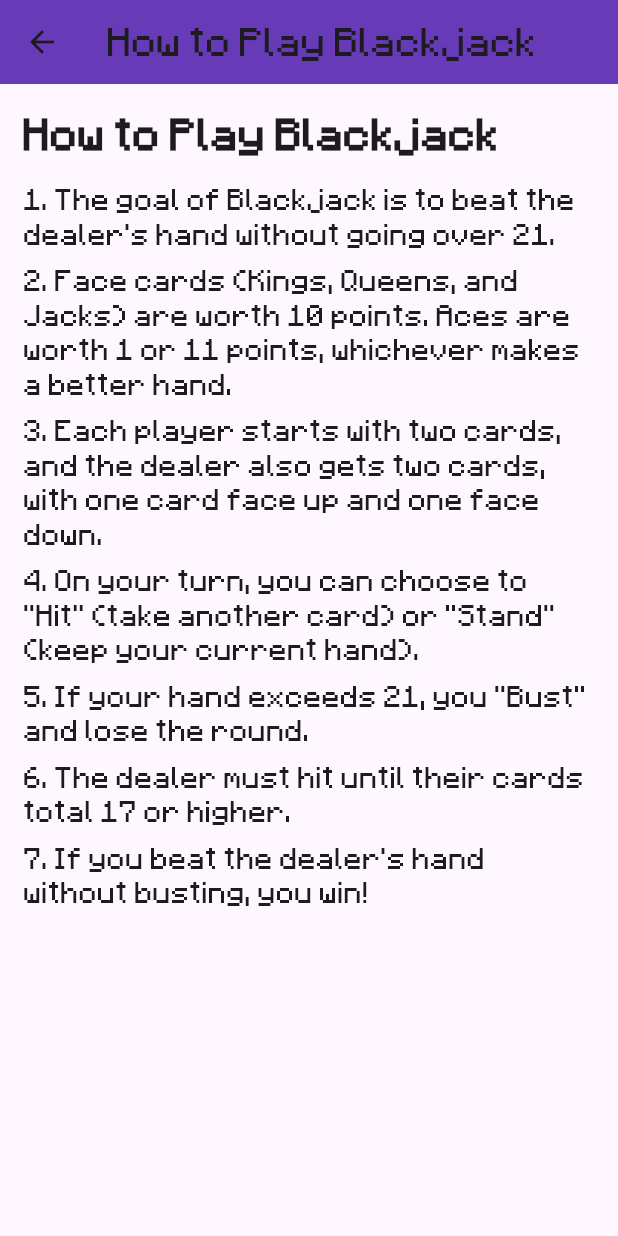
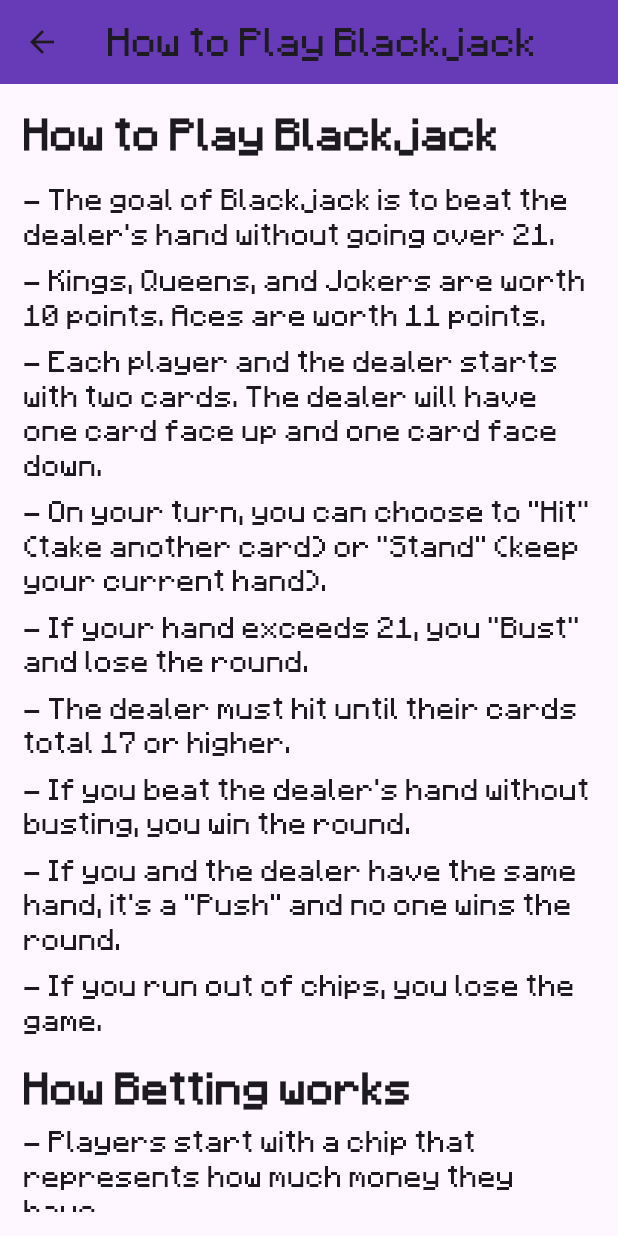
Before and after one commit to hdaren2/JackBlack, a Flutter app: the GameplayInstructions screen opened directly, on a phone screen of 412 x 824 dp. Run offline on Flutter 3.47's test engine with Material 3 defaults, Android fonts, the phone set to English and light mode, and no system bars; missing offline and left inert: flutter_webrtc.

Commit message:
how betting works

```diff
--- a/jackblack/lib/gameplay_instructions.dart
+++ b/jackblack/lib/gameplay_instructions.dart
@@ -26,49 +26,86 @@ class GameplayInstructions extends StatelessWidget {
             ),
             SizedBox(height: 16),
             Text(
-              '1. The goal of Blackjack is to beat the dealer\'s hand without going over 21.',
+              '- The goal of Blackjack is to beat the dealer\'s hand without going over 21.',
               style: TextStyle(
                 fontSize: 16,
                 fontFamily: 'Minecraft',),
             ),
             SizedBox(height: 8),
             Text(
-              '2. Face cards (Kings, Queens, and Jacks) are worth 10 points. Aces are worth 1 or 11 points, whichever makes a better hand.',
+              '- Kings, Queens, and Jokers are worth 10 points. Aces are worth 11 points.',
               style: TextStyle(
                 fontSize: 16,
                 fontFamily: 'Minecraft',),
             ),
             SizedBox(height: 8),
             Text(
-              '3. Each player starts with two cards, and the dealer also gets two cards, with one card face up and one face down.',
+              '- Each player and the dealer starts with two cards. The dealer will have one card face up and one card face down.',
               style: TextStyle(
                 fontSize: 16,
                 fontFamily: 'Minecraft',),
             ),
             SizedBox(height: 8),
             Text(
-              '4. On your turn, you can choose to "Hit" (take another card) or "Stand" (keep your current hand).',
+              '- On your turn, you can choose to "Hit" (take another card) or "Stand" (keep your current hand).',
               style: TextStyle(
                 fontSize: 16,
                 fontFamily: 'Minecraft',),
             ),
             SizedBox(height: 8),
             Text(
-              '5. If your hand exceeds 21, you "Bust" and lose the round.',
+              '- If your hand exceeds 21, you "Bust" and lose the round.',
               style: TextStyle(
                 fontSize: 16,
                 fontFamily: 'Minecraft',),
             ),
             SizedBox(height: 8),
             Text(
-              '6. The dealer must hit until their cards total 17 or higher.',
+              '- The dealer must hit until their cards total 17 or higher.',
               style: TextStyle(
                 fontSize: 16,
                 fontFamily: 'Minecraft',),
             ),
             SizedBox(height: 8),
             Text(
-              '7. If you beat the dealer\'s hand without busting, you win!',
+              '- If you beat the dealer\'s hand without busting, you win the round.',
+              style: TextStyle(
+                fontSize: 16,
+                fontFamily: 'Minecraft',),
+            ),
+            SizedBox(height: 8),
+            Text(
+              '- If you and the dealer have the same hand, it\'s a "Push" and no one wins the round.',
+              style: TextStyle(
+                fontSize: 16,
+                fontFamily: 'Minecraft',),
+            ),
+            SizedBox(height: 8),
+            Text(
+              '- If you run out of chips, you lose the game.',
+              style: TextStyle(
+                fontSize: 16,
+                fontFamily: 'Minecraft',),
+            ),
+            SizedBox(height: 16),
+            Text(
+              'How Betting works',
+              style: TextStyle(
+                fontFamily: 'Minecraft',
+                fontSize: 24,
+                fontWeight: FontWeight.bold,
+              ),
+            ),
+            SizedBox(height: 8),
+            Text(
+              '- Players start with a chip that represents how much money they have',
+              style: TextStyle(
+                fontSize: 16,
+                fontFamily: 'Minecraft',),
+            ),
+            SizedBox(height: 8),
+            Text(
+              '- Before the start of the game, each player must bet their chips. Bets cannot fall below the minimum betting limit or go above the maximum betting limit.',
               style: TextStyle(
                 fontSize: 16,
                 fontFamily: 'Minecraft',),
```
